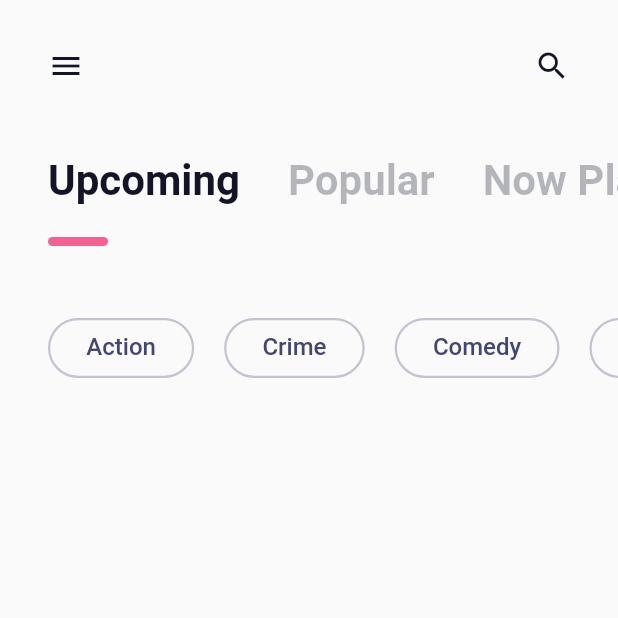
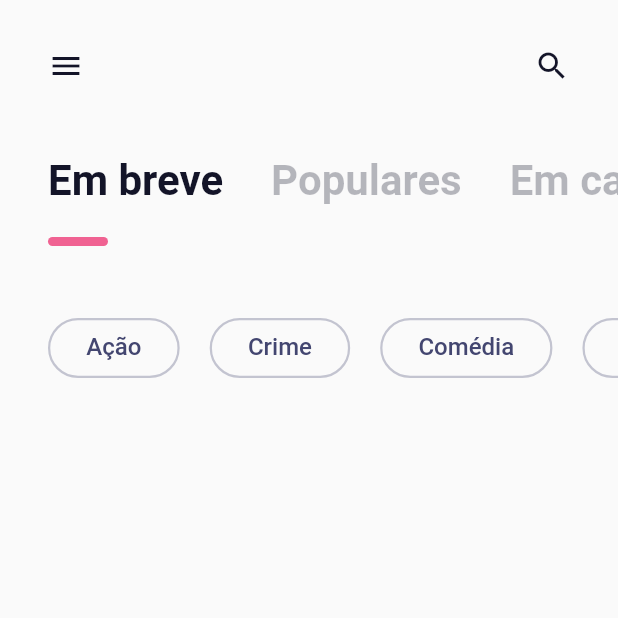
Before and after one commit to cunhamuril/ui-clones, a Flutter app: the screen it shows after launch, on a phone screen of 412 x 824 dp, the top half of it. Run offline on Flutter 3.47's test engine with Material 2 defaults, Android fonts, the phone set to English and light mode, and no system bars; our stand-ins replace google_fonts; missing offline and left inert: http_interceptor; statements that could not run were skipped.

Commit message:
feat(movie_app): translating to pt br language

```diff
--- a/flutter/movie_app/lib/components/genres_tags.dart
+++ b/flutter/movie_app/lib/components/genres_tags.dart
@@ -15,9 +15,9 @@ class GenresTags extends StatelessWidget {
         scrollDirection: Axis.horizontal,
         padding: const EdgeInsets.only(left: 32),
         children: const [
-          GenreTile(genreName: 'Action'),
+          GenreTile(genreName: 'Ação'),
           GenreTile(genreName: 'Crime'),
-          GenreTile(genreName: 'Comedy'),
+          GenreTile(genreName: 'Comédia'),
           GenreTile(genreName: 'Drama'),
         ],
       ),
--- a/flutter/movie_app/lib/http/clients/movie_client.dart
+++ b/flutter/movie_app/lib/http/clients/movie_client.dart
@@ -8,7 +8,8 @@ import 'package:movie_app/models/movie.dart';
 class MovieClient {
   Future<List<Movie>> findMovies(String category) async {
     final Response response = await client.get(
-      Uri.parse('$API_BASE_URL/movie/$category?api_key=$API_KEY'),
+      Uri.parse(
+          '$API_BASE_URL/movie/$category?api_key=$API_KEY&language=pt-BR'),
     );
 
     List<Movie> movies = _toMoviesList(response);
--- a/flutter/movie_app/lib/pages/home_page.dart
+++ b/flutter/movie_app/lib/pages/home_page.dart
@@ -13,10 +13,10 @@ class HomePage extends StatefulWidget {
 
 class _HomePageState extends State<HomePage> {
   static final List<Category> categories = [
-    Category(value: 'upcoming', label: 'Upcoming'),
-    Category(value: 'popular', label: 'Popular'),
-    Category(value: 'now_playing', label: 'Now Playing'),
-    Category(value: 'top_rated', label: 'Top Rated'),
+    Category(value: 'upcoming', label: 'Em breve'),
+    Category(value: 'popular', label: 'Populares'),
+    Category(value: 'now_playing', label: 'Em cartaz'),
+    Category(value: 'top_rated', label: 'Melhores avaliados'),
   ];
 
   String selectedCategory = categories[0].value;
```
